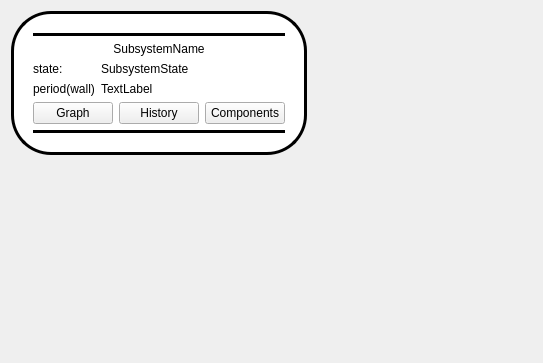
Qt form rqt_agent/resource/SubsystemWidget.ui (RCPRG-ros-pkg/agent_orocos) before a commit.
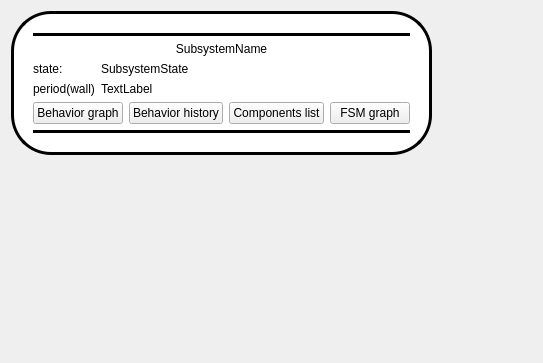
The same form after that commit.

Commit message: added FSM graph button

Patch:
```diff
--- a/rqt_agent/resource/SubsystemWidget.ui
+++ b/rqt_agent/resource/SubsystemWidget.ui
@@ -114,25 +114,32 @@
        </layout>
       </item>
       <item>
-       <layout class="QGridLayout" name="gridLayout_2" columnstretch="0,0,0">
+       <layout class="QGridLayout" name="gridLayout_2" columnstretch="0,0,0,0">
         <item row="0" column="2">
          <widget class="QPushButton" name="showComponents">
           <property name="text">
-           <string>Components</string>
+           <string>Components list</string>
           </property>
          </widget>
         </item>
         <item row="0" column="0">
          <widget class="QPushButton" name="showGraph">
           <property name="text">
-           <string>Graph</string>
+           <string>Behavior graph</string>
           </property>
          </widget>
         </item>
         <item row="0" column="1">
          <widget class="QPushButton" name="showHistory">
           <property name="text">
-           <string>History</string>
+           <string>Behavior history</string>
+          </property>
+         </widget>
+        </item>
+        <item row="0" column="3">
+         <widget class="QPushButton" name="showStateMachineGraph">
+          <property name="text">
+           <string>FSM graph</string>
           </property>
          </widget>
         </item>
```
Left out of the diff: 6 changed lines with no effect on the pictures.
